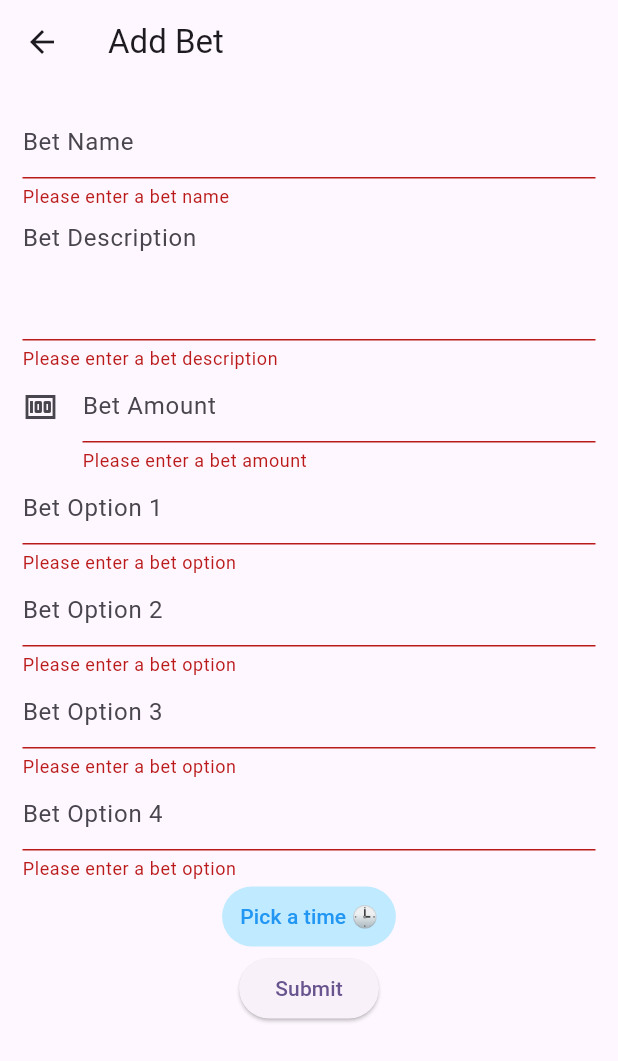
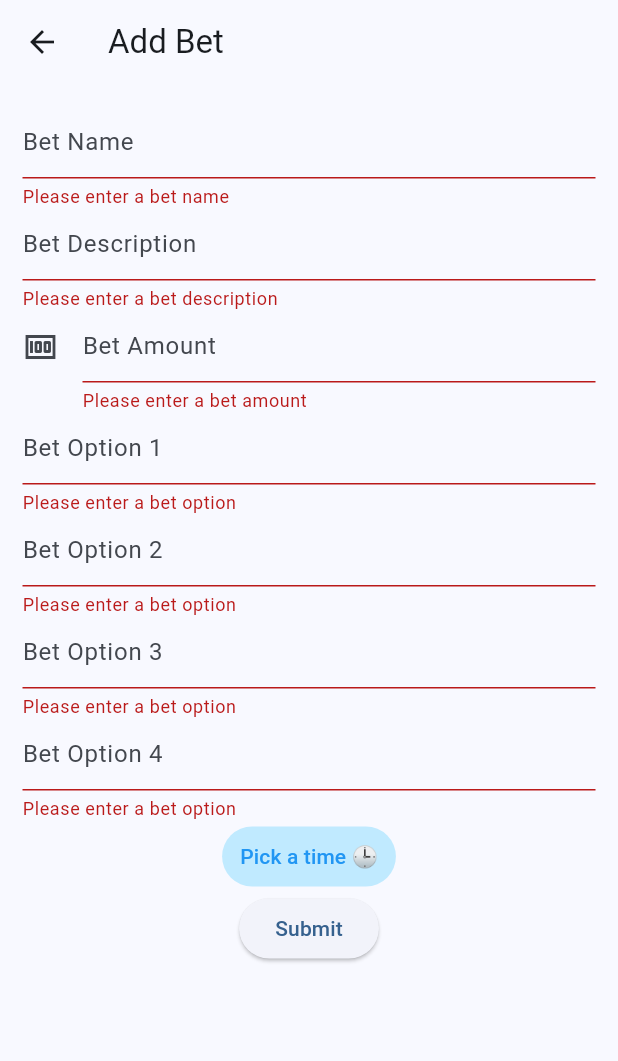
Before and after one commit to aradbm/ibet, a Flutter app: the AddBetScreen screen opened directly, after a tap on "Submit", on a phone screen of 412 x 824 dp. Shown: the top 1061 px of the screen. Run offline on Flutter 3.47's test engine with Material 3 defaults, Android fonts, the phone set to English and light mode, and no system bars; our stand-ins replace cloud_firestore, firebase_auth, firebase_core, flutter_datetime_picker_plus; accounts and stored records are empty; network calls fail.

Commit message:
code formatting

```diff
--- a/lib/main.dart
+++ b/lib/main.dart
@@ -18,7 +18,7 @@ class App extends StatelessWidget {
     return MaterialApp(
       title: 'iBet',
       theme: ThemeData(
-        colorScheme: ColorScheme.fromSeed(seedColor: Colors.deepPurple),
+        colorScheme: ColorScheme.fromSeed(seedColor: Colors.blue),
         useMaterial3: true,
       ),
       home: StreamBuilder(
--- a/lib/screens/bets/add_bet.dart
+++ b/lib/screens/bets/add_bet.dart
@@ -1,7 +1,7 @@
 import 'package:firebase_auth/firebase_auth.dart';
 import 'package:flutter/material.dart';
 import 'package:flutter_datetime_picker_plus/flutter_datetime_picker_plus.dart';
-// import 'package:ibet/models/bet.dart';
+import 'package:ibet/screens/components/text_controller.dart';
 import 'package:ibet/services/firestore.dart';
 
 class AddBetScreen extends StatefulWidget {
@@ -16,19 +16,12 @@ class _AddBetScreenState extends State<AddBetScreen> {
   Widget build(BuildContext context) {
     // current user
     final user = FirebaseAuth.instance.currentUser;
+    final formKey = GlobalKey<FormState>();
 
-    final formKey = GlobalKey<FormState>();
     final betNameController = TextEditingController();
     final betDescriptionController = TextEditingController();
     final betAmountController = TextEditingController();
-
-    // time picker
-    //  controller for time picker
     final timeController = TextEditingController();
-    //  time picker
-
-    //  controller for 4 options
-
     final betOption1Controller = TextEditingController();
     final betOption2Controller = TextEditingController();
     final betOption3Controller = TextEditingController();
@@ -44,31 +37,14 @@ class _AddBetScreenState extends State<AddBetScreen> {
           padding: const EdgeInsets.all(15.0),
           child: Column(
             children: [
-              TextFormField(
-                controller: betNameController,
-                decoration: const InputDecoration(
+              TextController(
+                  betNameController: betNameController,
                   hintText: 'Bet Name',
-                ),
-                validator: (value) {
-                  if (value == null || value.isEmpty) {
-                    return 'Please enter a bet name';
-                  }
-                  return null;
-                },
-              ),
-              TextFormField(
-                controller: betDescriptionController,
-                decoration: const InputDecoration(
+                  validatorText: 'Please enter a bet name'),
+              TextController(
+                  betNameController: betDescriptionController,
                   hintText: 'Bet Description',
-                ),
-                maxLines: 3,
-                validator: (value) {
-                  if (value == null || value.isEmpty) {
-                    return 'Please enter a bet description';
-                  }
-                  return null;
-                },
-              ),
+                  validatorText: 'Please enter a bet description'),
               TextFormField(
                 controller: betAmountController,
                 decoration: const InputDecoration(
@@ -76,7 +52,7 @@ class _AddBetScreenState extends State<AddBetScreen> {
                   icon: Icon(Icons.money),
                 ),
                 validator: (value) {
-                  if (value == null || value.isEmpty) {
+                  if (value == null || value.isEmpty || int.parse(value) >= 0) {
                     return 'Please enter a bet amount';
                   }
                   return null;
@@ -143,7 +119,7 @@ class _AddBetScreenState extends State<AddBetScreen> {
                         onChanged: (date) {}, onConfirm: (date) {
                       timeController.text =
                           date.millisecondsSinceEpoch.toString();
-                    }, currentTime: DateTime.now(), locale: LocaleType.he);
+                    }, currentTime: DateTime.now(), locale: LocaleType.en);
                   },
                   child: const Text(
                     'Pick a time 🕒',
--- /dev/null
+++ b/lib/screens/components/text_controller.dart
@@ -0,0 +1,30 @@
+import 'package:flutter/material.dart';
+
+class TextController extends StatelessWidget {
+  const TextController({
+    super.key,
+    required this.betNameController,
+    required this.hintText,
+    required this.validatorText,
+  });
+
+  final TextEditingController betNameController;
+  final String hintText;
+  final String validatorText;
+
+  @override
+  Widget build(BuildContext context) {
+    return TextFormField(
+      controller: betNameController,
+      decoration: InputDecoration(
+        hintText: hintText,
+      ),
+      validator: (value) {
+        if (value == null || value.isEmpty) {
+          return validatorText;
+        }
+        return null;
+      },
+    );
+  }
+}
--- a/lib/screens/tabs_screen.dart
+++ b/lib/screens/tabs_screen.dart
@@ -16,12 +16,12 @@ class _TabsNavState extends State<TabsNav> {
 
   @override
   Widget build(BuildContext context) {
-    Widget activePage = const BetsScreen();
+    Widget activePage;
 
     activePage = switch (_selectedPageIndex) {
       0 => const BetsScreen(),
       1 => const ProfileScreen(),
-      _ => const ProfileScreen()
+      _ => const BetsScreen()
     };
 
     return Scaffold(
@@ -31,6 +31,7 @@ class _TabsNavState extends State<TabsNav> {
         onTap: _selectPage,
         currentIndex: _selectedPageIndex,
         type: BottomNavigationBarType.fixed,
+        selectedItemColor: Colors.white,
         items: const [
           BottomNavigationBarItem(
             icon: Icon(Icons.money),
```
Also changed, not shown: lib/screens/auth_screen/log_in.dart (+3 -5 lines), lib/screens/bets/bets.dart (+2 -6 lines), lib/screens/bets/search_bet.dart (+11 -5 lines), lib/screens/profile.dart (+11 -7 lines), lib/screens/bets/bet_screen.dart (renamed from lib/screens/bets/bet_info.dart).
